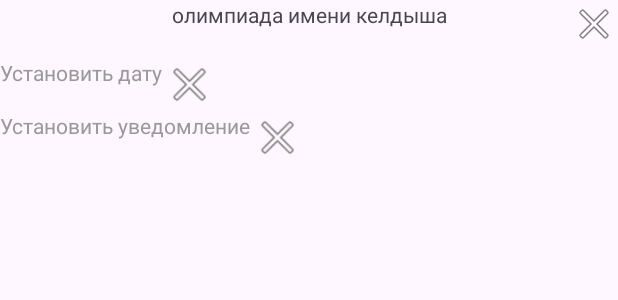
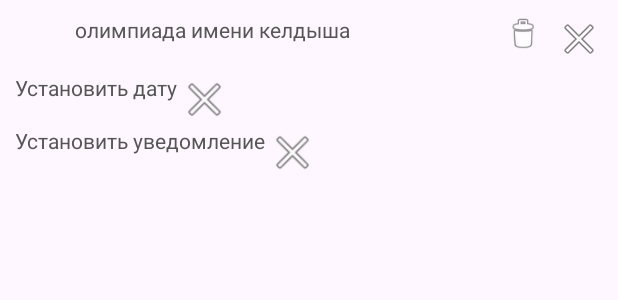
Before and after one commit to azzazichka/Olimpi, an Android app: the layout fragment_achievement_info.xml on its own in the app's theme, with its tools: preview values and no code run, on a phone screen of 412 x 824 dp. Shown: the top 300 px of the screen. Run offline under Robolectric (Android 15) with nearby library versions, the phone set to English and light mode, and no system bars; network calls fail.

Commit message:
Create: achievement info fragment

```diff
--- a/androidApp/app/build.gradle.kts
+++ b/androidApp/app/build.gradle.kts
@@ -18,6 +18,7 @@ android {
 
     buildFeatures {
         dataBinding = true
+        viewBinding = true
     }
 
     buildTypes {
--- a/androidApp/app/src/main/AndroidManifest.xml
+++ b/androidApp/app/src/main/AndroidManifest.xml
@@ -6,7 +6,6 @@
 
     <application
         android:usesCleartextTraffic="true"
-
 
         android:allowBackup="true"
         android:dataExtractionRules="@xml/data_extraction_rules"
--- a/androidApp/app/src/main/java/com/example/androidApp/presenter/server/RequestGenerator.java
+++ b/androidApp/app/src/main/java/com/example/androidApp/presenter/server/RequestGenerator.java
@@ -64,6 +64,7 @@ public class RequestGenerator {
         return apiCall
                 .subscribeOn(Schedulers.io())
                 .observeOn(AndroidSchedulers.mainThread())
+                .doOnDispose(() -> mainActivity.hideLoad())
                 .subscribeWith(new DisposableSingleObserver<T>() {
                     @Override
                     protected void onStart() {
--- a/androidApp/app/src/main/java/com/example/androidApp/presenter/server/service/UserEventApi.java
+++ b/androidApp/app/src/main/java/com/example/androidApp/presenter/server/service/UserEventApi.java
@@ -1,5 +1,6 @@
 package com.example.androidApp.presenter.server.service;
 
+import com.example.androidApp.model.entity.Achievement;
 import com.example.androidApp.model.entity.UserEvent;
 
 import java.util.List;
@@ -17,9 +18,12 @@ public interface UserEventApi {
     @POST("/api/user_events")
     Single<ResponseBody> createUserEvent(@Body UserEvent userEvent);
 
-    @GET("/api/user_events")
+    @GET("/api/user_events/all")
     Single<List<UserEvent>> getUserEvents();
 
     @DELETE("/api/user_events")
     Single<ResponseBody> deleteUserEvent(@Query("id") Long userEventId);
+
+    @GET("/api/user_events")
+    Single<UserEvent> getUserEvent(@Query("userId") Long userId, @Query("contestId") Long contestId);
 }
--- a/androidApp/app/src/main/java/com/example/androidApp/view/contest_search/ContestSearchFragment.java
+++ b/androidApp/app/src/main/java/com/example/androidApp/view/contest_search/ContestSearchFragment.java
@@ -71,8 +71,6 @@ public class ContestSearchFragment extends Fragment implements RecyclerViewInter
     public void onItemClick(int position) {
         Contest clickedContest = adapter.getContests().get(position);
 
-        MainActivity mainActivity = (MainActivity) requireActivity();
-
         UserEventApi userEventApi = ServiceGenerator.createService(UserEventApi.class);
         compositeDisposable.add(
             RequestGenerator.getInstance().getDisposable(
--- a/androidApp/app/src/main/java/com/example/androidApp/view/contest_search/contest_list/DiffCallback.java
+++ b/androidApp/app/src/main/java/com/example/androidApp/view/contest_search/contest_list/DiffCallbackContest.java
@@ -7,11 +7,11 @@ import com.example.androidApp.model.entity.Contest;
 import java.util.List;
 import java.util.Objects;
 
-public class DiffCallback extends DiffUtil.Callback {
+public class DiffCallbackContest extends DiffUtil.Callback {
     private final List<Contest> oldList;
     private final List<Contest> newList;
 
-    public DiffCallback(List<Contest> oldList, List<Contest> newList) {
+    public DiffCallbackContest(List<Contest> oldList, List<Contest> newList) {
         this.oldList = oldList;
         this.newList = newList;
     }
--- /dev/null
+++ b/androidApp/app/src/main/java/com/example/androidApp/view/profile/achievements/attachment_list/AttachmentAdapter.java
@@ -0,0 +1,4 @@
+package com.example.androidApp.view.profile.achievements.attachment_list;
+
+public class AttachmentAdapter {
+}
--- /dev/null
+++ b/androidApp/app/src/main/java/com/example/androidApp/view/profile/achievements/attachment_list/DiffCallbackAttachment.java
@@ -0,0 +1,4 @@
+package com.example.androidApp.view.profile.achievements.attachment_list;
+
+public class DiffCallbackAttachment {
+}
--- a/androidApp/app/src/main/res/layout/fragment_achievement_info.xml
+++ b/androidApp/app/src/main/res/layout/fragment_achievement_info.xml
@@ -3,24 +3,28 @@
     android:layout_width="match_parent"
     android:layout_height="match_parent"
     xmlns:app="http://schemas.android.com/apk/res-auto"
-    xmlns:tools="http://schemas.android.com/tools">
+    xmlns:tools="http://schemas.android.com/tools"
+    android:layout_margin="10dp">
 
     <TextView
-        android:layout_width="wrap_content"
+        android:layout_width="0dp"
         android:layout_height="wrap_content"
         android:id="@+id/contest_title"
-
+        android:textColor="#555555"
         tools:text="олимпиада имени келдыша"
         app:layout_constraintTop_toTopOf="parent"
-        app:layout_constraintLeft_toLeftOf="parent"
-        app:layout_constraintRight_toRightOf="parent"/>
+        app:layout_constraintStart_toStartOf="parent"
+        app:layout_constraintEnd_toStartOf="@id/btn_back"
+        android:layout_marginHorizontal="40dp"
+        />
 
     <TextView
         android:layout_width="wrap_content"
         android:layout_height="wrap_content"
         android:id="@+id/contest_info"
         app:layout_constraintLeft_toLeftOf="parent"
-        app:layout_constraintTop_toBottomOf="@id/contest_title"/>
+        app:layout_constraintTop_toBottomOf="@id/contest_title"
+        android:textColor="#555555" />
 
     <ImageButton
         android:id="@+id/btn_back"
@@ -30,13 +34,24 @@
         app:layout_constraintTop_toTopOf="parent"
         app:layout_constraintRight_toRightOf="parent" />
 
+    <ImageButton
+        android:layout_width="25dp"
+        android:layout_height="25dp"
+        android:id="@+id/delete_achievement"
+        android:layout_marginStart="5dp"
+        android:background="@android:drawable/ic_menu_delete"
+        app:layout_constraintStart_toEndOf="@id/contest_title"
+        app:layout_constraintEnd_toStartOf="@id/btn_back"
+        app:layout_constraintHorizontal_bias="0.1"
+        />
+
     <LinearLayout
         android:layout_width="match_parent"
         android:layout_height="0dp"
         android:orientation="vertical"
         app:layout_constraintTop_toBottomOf="@id/contest_info"
-        app:layout_constraintBottom_toBottomOf="parent
-">
+        app:layout_constraintBottom_toBottomOf="parent"
+        >
 
         <LinearLayout
             android:layout_width="match_parent"
@@ -47,7 +62,7 @@
                 android:layout_width="wrap_content"
                 android:layout_height="wrap_content"
                 android:text="Установить дату"
-                android:textColor="#999999" />
+                android:textColor="#555555" />
             <ImageButton
                 android:id="@+id/btn_clear_date"
                 android:layout_width="35dp"
@@ -67,7 +82,7 @@
                 android:layout_width="wrap_content"
                 android:layout_height="wrap_content"
                 android:text="Установить уведомление"
-                android:textColor="#999999" />
+                android:textColor="#555555" />
             <ImageButton
                 android:id="@+id/btn_clear_notification"
                 android:layout_width="35dp"
--- a/server/src/main/java/com/example/server/repository/user_event/UserEventRepository.java
+++ b/server/src/main/java/com/example/server/repository/user_event/UserEventRepository.java
@@ -9,4 +9,7 @@ public interface UserEventRepository extends JpaRepository<UserEvent, Long> {
 
     @Query(value = "SELECT * FROM user_events WHERE user_id = :user_id", nativeQuery = true)
     List<UserEvent> findAllByUserId(Long user_id);
+
+    @Query(value = "SELECT * FROM user_events WHERE user_id = :userId AND contest_id = :contestId", nativeQuery = true)
+    UserEvent findByUserIdAndContestId(Long userId, Long contestId);
 }
--- a/server/src/main/java/com/example/server/service/UserEventService.java
+++ b/server/src/main/java/com/example/server/service/UserEventService.java
@@ -1,5 +1,6 @@
 package com.example.server.service;
 
+import com.example.server.repository.achievement.Achievement;
 import com.example.server.repository.user_event.UserEvent;
 import com.example.server.repository.user_event.UserEventRepository;
 import org.springframework.stereotype.Service;
@@ -49,4 +50,8 @@ public class UserEventService {
 
         eventRepository.save(event);
     }
+
+    public UserEvent getUserEvent(Long userId, Long contestId) {
+        return eventRepository.findByUserIdAndContestId(userId, contestId);
+    }
 }
```
Also changed, not shown: androidApp/app/src/main/java/com/example/androidApp/view/contest_search/contest_list/ContestAdapter.java (+7 -2 lines), androidApp/app/src/main/java/com/example/androidApp/view/profile/achievements/AchievementInfoFragment.java (added, +93 -0 lines), androidApp/app/src/main/java/com/example/androidApp/view/profile/achievements/AchievementsFragment.java (+26 -3 lines), androidApp/app/src/main/res/layout/fragment_dialog_contest_info.xml (+7 -9 lines), server/src/main/java/com/example/server/controller/UserEventController.java (+6 -1 lines), server/src/main/java/com/example/server/service/AchievementService.java (+5 -2 lines).
